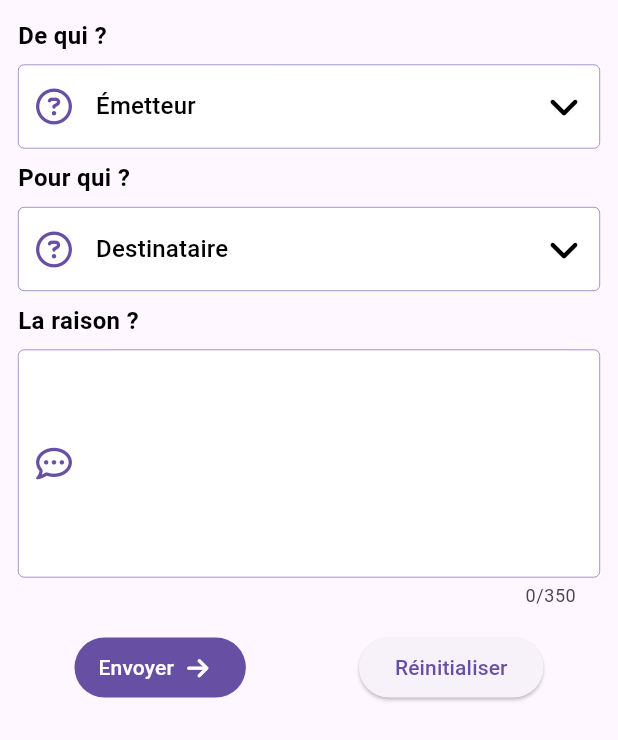
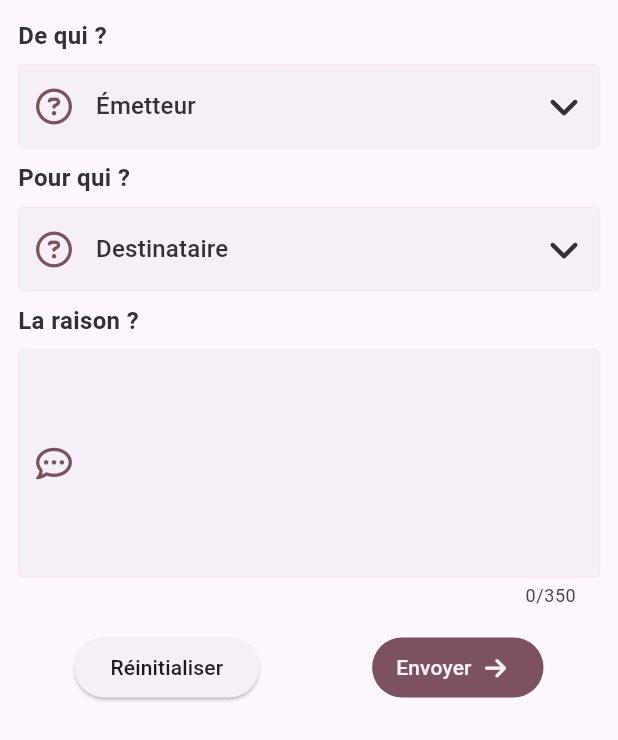
Before and after one commit to ArnaudGrt/flutter_linegitud, a Flutter app: the NewLine screen opened by its route, on a phone screen of 412 x 824 dp. Shown: the top 740 px of the screen. Run offline on Flutter 3.47's test engine with Material 3 defaults, Android fonts, the phone set to English and light mode, and no system bars; our stand-ins replace font_awesome_flutter, get, shared_preferences, sqflite_common_ffi; accounts and stored records are empty.

Commit message:
🚧  (new line) screen : theme

```diff
--- a/lib/screens/new_line.dart
+++ b/lib/screens/new_line.dart
@@ -24,11 +24,11 @@ class NewLine extends StatelessWidget {
                     child: Column(
                       crossAxisAlignment: CrossAxisAlignment.start,
                       children: [
-                        const Text(
+                        Text(
                           "De qui ?",
                           textAlign: TextAlign.left,
                           style: TextStyle(
-                              color: Colors.black,
+                              color: theme.colorScheme.inverseSurface,
                               fontWeight: FontWeight.bold,
                               fontSize: 16),
                         ),
@@ -44,9 +44,10 @@ class NewLine extends StatelessWidget {
 
                                   return null;
                                 },
-                                hint: const Text(
+                                hint: Text(
                                   "Émetteur",
-                                  style: TextStyle(color: Colors.black),
+                                  style: TextStyle(
+                                      color: theme.colorScheme.inverseSurface),
                                 ),
                                 items: controller.users.value
                                     .map((user) => DropdownMenuItem<CleanUser>(
@@ -62,6 +63,8 @@ class NewLine extends StatelessWidget {
                                                 children: [
                                                   CircleAvatar(
                                                       radius: 16,
+                                                      backgroundColor: theme
+                                                          .colorScheme.surface,
                                                       backgroundImage:
                                                           NetworkImage(
                                                               user.avatar)),
@@ -88,8 +91,10 @@ class NewLine extends StatelessWidget {
                                                                   .lineRecipient
                                                                   .value !=
                                                               user.name
-                                                          ? Colors.black
-                                                          : Colors.grey,
+                                                          ? theme.colorScheme
+                                                              .onSurface
+                                                          : theme.colorScheme
+                                                              .outlineVariant,
                                                     ),
                                                   ))
                                             ],
@@ -99,14 +104,15 @@ class NewLine extends StatelessWidget {
                                 onChanged: (value) {
                                   controller.lineSender.value = value?.name;
                                 },
-                                icon: const Icon(FontAwesomeIcons.angleDown,
-                                    color: Colors.black),
+                                icon: Icon(FontAwesomeIcons.angleDown,
+                                    color: theme.colorScheme.inverseSurface),
                                 decoration: InputDecoration(
                                     filled: true,
-                                    fillColor: Colors.white,
+                                    fillColor:
+                                        theme.colorScheme.onInverseSurface,
                                     prefixIcon: Icon(
                                         FontAwesomeIcons.circleQuestion,
-                                        color: theme.colorScheme.primary),
+                                        color: theme.colorScheme.tertiary),
                                     errorBorder: OutlineInputBorder(
                                         borderRadius: BorderRadius.circular(4),
                                         borderSide: BorderSide(
@@ -115,30 +121,29 @@ class NewLine extends StatelessWidget {
                                     enabledBorder: OutlineInputBorder(
                                         borderRadius: BorderRadius.circular(4),
                                         borderSide: BorderSide(
-                                            color: theme.colorScheme.primary,
+                                            color: theme
+                                                .colorScheme.tertiaryContainer,
                                             width: 0.4)),
                                     focusedBorder: OutlineInputBorder(
                                         borderRadius: BorderRadius.circular(4),
                                         borderSide: BorderSide(
-                                            color: theme.colorScheme.primary,
+                                            color: theme
+                                                .colorScheme.tertiaryContainer,
                                             width: 0.4)),
                                     focusedErrorBorder: OutlineInputBorder(
                                         borderRadius: BorderRadius.circular(4),
                                         borderSide: BorderSide(
                                             color: theme.colorScheme.error,
                                             width: 0.4)),
-                                    border: OutlineInputBorder(
-                                        borderRadius: BorderRadius.circular(4),
-                                        borderSide: BorderSide(
-                                            color: theme.colorScheme.primary,
-                                            width: 0.4))),
+                                    border:
+                                        OutlineInputBorder(borderRadius: BorderRadius.circular(4), borderSide: BorderSide(color: theme.colorScheme.tertiaryContainer, width: 0.4))),
                               ),
                             ))),
-                        const Text(
+                        Text(
                           "Pour qui ?",
                           textAlign: TextAlign.left,
                           style: TextStyle(
-                              color: Colors.black,
+                              color: theme.colorScheme.inverseSurface,
                               fontWeight: FontWeight.bold,
                               fontSize: 16),
                         ),
@@ -154,9 +159,10 @@ class NewLine extends StatelessWidget {
 
                                   return null;
                                 },
-                                hint: const Text(
+                                hint: Text(
                                   "Destinataire",
-                                  style: TextStyle(color: Colors.black),
+                                  style: TextStyle(
+                                      color: theme.colorScheme.inverseSurface),
                                 ),
                                 items: controller.users.value
                                     .map((user) => DropdownMenuItem<CleanUser>(
@@ -171,6 +177,8 @@ class NewLine extends StatelessWidget {
                                                 children: [
                                                   CircleAvatar(
                                                       radius: 16,
+                                                      backgroundColor: theme
+                                                          .colorScheme.surface,
                                                       backgroundImage:
                                                           NetworkImage(
                                                               user.avatar)),
@@ -197,8 +205,10 @@ class NewLine extends StatelessWidget {
                                                                   .lineSender
                                                                   .value !=
                                                               user.name
-                                                          ? Colors.black
-                                                          : Colors.grey,
+                                                          ? theme.colorScheme
+                                                              .onSurface
+                                                          : theme.colorScheme
+                                                              .outlineVariant,
                                                     ),
                                                   ))
                                             ],
@@ -208,14 +218,15 @@ class NewLine extends StatelessWidget {
                                 onChanged: (value) {
                                   controller.lineRecipient.value = value?.name;
                                 },
-                                icon: const Icon(FontAwesomeIcons.angleDown,
-                                    color: Colors.black),
+                                icon: Icon(FontAwesomeIcons.angleDown,
+                                    color: theme.colorScheme.inverseSurface),
                                 decoration: InputDecoration(
                                     filled: true,
-                                    fillColor: Colors.white,
+                                    fillColor:
+                                        theme.colorScheme.onInverseSurface,
                                     prefixIcon: Icon(
                                         FontAwesomeIcons.circleQuestion,
-                                        color: theme.colorScheme.primary),
+                                        color: theme.colorScheme.tertiary),
                                     errorBorder: OutlineInputBorder(
                                         borderRadius: BorderRadius.circular(4),
                                         borderSide: BorderSide(
@@ -224,30 +235,29 @@ class NewLine extends StatelessWidget {
                                     enabledBorder: OutlineInputBorder(
                                         borderRadius: BorderRadius.circular(4),
                                         borderSide: BorderSide(
-                                            color: theme.colorScheme.primary,
+                                            color: theme
+                                                .colorScheme.tertiaryContainer,
                                             width: 0.4)),
                                     focusedBorder: OutlineInputBorder(
                                         borderRadius: BorderRadius.circular(4),
                                         borderSide: BorderSide(
-                                            color: theme.colorScheme.primary,
+                                            color: theme
+                                                .colorScheme.tertiaryContainer,
                                             width: 0.4)),
                                     focusedErrorBorder: OutlineInputBorder(
                                         borderRadius: BorderRadius.circular(4),
                                         borderSide: BorderSide(
                                             color: theme.colorScheme.error,
                                             width: 0.4)),
-                                    border: OutlineInputBorder(
-                                        borderRadius: BorderRadius.circular(4),
-                                        borderSide: BorderSide(
-                                            color: theme.colorScheme.primary,
-                                            width: 0.4))),
+                                    border:
+                                        OutlineInputBorder(borderRadius: BorderRadius.circular(4), borderSide: BorderSide(color: theme.colorScheme.tertiaryContainer, width: 0.4))),
                               ),
                             ))),
-                        const Text(
+                        Text(
                           "La raison ?",
                           textAlign: TextAlign.left,
                           style: TextStyle(
-                              color: Colors.black,
+                              color: theme.colorScheme.inverseSurface,
                               fontWeight: FontWeight.bold,
                               fontSize: 16),
                         ),
@@ -269,11 +279,14 @@ class NewLine extends StatelessWidget {
 
                                 return null;
                               },
+                              style:
+                                  TextStyle(color: theme.colorScheme.onSurface),
+                              cursorColor: theme.colorScheme.tertiaryContainer,
                               decoration: InputDecoration(
                                   filled: true,
-                                  fillColor: Colors.white,
+                                  fillColor: theme.colorScheme.onInverseSurface,
                                   prefixIcon: Icon(FontAwesomeIcons.commentDots,
-                                      color: theme.colorScheme.primary),
+                                      color: theme.colorScheme.tertiary),
                                   errorBorder: OutlineInputBorder(
                                       borderRadius: BorderRadius.circular(4),
                                       borderSide: BorderSide(
@@ -282,12 +295,14 @@ class NewLine extends StatelessWidget {
                                   enabledBorder: OutlineInputBorder(
                                       borderRadius: BorderRadius.circular(4),
                                       borderSide: BorderSide(
-                                          color: theme.colorScheme.primary,
+                                          color: theme
+                                              .colorScheme.tertiaryContainer,
                                           width: 0.4)),
                                   focusedBorder: OutlineInputBorder(
                                       borderRadius: BorderRadius.circular(4),
                                       borderSide: BorderSide(
-                                          color: theme.colorScheme.primary,
+                                          color: theme
+                                              .colorScheme.tertiaryContainer,
                                           width: 0.4)),
                                   focusedErrorBorder: OutlineInputBorder(
                                       borderRadius: BorderRadius.circular(4),
@@ -297,23 +312,39 @@ class NewLine extends StatelessWidget {
                                   border: OutlineInputBorder(
                                       borderRadius: BorderRadius.circular(4),
                                       borderSide: BorderSide(
-                                          color: theme.colorScheme.primary,
+                                          color: theme.colorScheme.tertiaryContainer,
                                           width: 0.4))),
                             )),
                         Obx(() => controller.isLoading.value
-                            ? loaderSubmit()
-                            : formSubmit())
+                            ? loaderSubmit(theme)
+                            : formSubmit(theme))
                       ],
                     )))));
   }
 
-  Widget formSubmit() {
+  Widget formSubmit(theme) {
     return Row(
       mainAxisAlignment: MainAxisAlignment.spaceAround,
       children: [
         Padding(
             padding: const EdgeInsets.only(top: 8, bottom: 8),
+            child: ElevatedButton.icon(
+                style: ButtonStyle(
+                    backgroundColor: WidgetStatePropertyAll<Color>(
+                        theme.colorScheme.onInverseSurface)),
+                onPressed: () {
+                  controller.formKey.currentState!.reset();
+                },
+                label: Text(
+                  "Réinitialiser",
+                  style: TextStyle(color: theme.colorScheme.onSurface),
+                ))),
+        Padding(
+            padding: const EdgeInsets.only(top: 8, bottom: 8),
             child: FilledButton.icon(
+              style: ButtonStyle(
+                  backgroundColor: WidgetStatePropertyAll<Color>(
+                      theme.colorScheme.tertiary)),
               onPressed: () async {
                 if (controller.formKey.currentState!.validate()) {
                   final result = await controller.createLine();
@@ -329,29 +360,28 @@ class NewLine extends StatelessWidget {
                   return;
                 }
               },
-              label: const Text("Envoyer"),
-              icon: const Icon(
+              label: Text(
+                "Envoyer",
+                style: TextStyle(color: theme.colorScheme.onInverseSurface),
+              ),
+              icon: Icon(
                 FontAwesomeIcons.arrowRight,
+                color: theme.colorScheme.onInverseSurface,
                 size: 16,
               ),
               iconAlignment: IconAlignment.end,
             )),
-        Padding(
-            padding: const EdgeInsets.only(top: 8, bottom: 8),
-            child: ElevatedButton.icon(
-                onPressed: () {
-                  controller.formKey.currentState!.reset();
-                },
-                label: const Text("Réinitialiser")))
       ],
     );
   }
 
-  Widget loaderSubmit() {
-    return const Row(
+  Widget loaderSubmit(theme) {
+    return Row(
       mainAxisAlignment: MainAxisAlignment.center,
       children: [
-        CircularProgressIndicator(),
+        CircularProgressIndicator(
+          color: theme.colorScheme.tertiaryContainer,
+        ),
       ],
     );
   }
```
